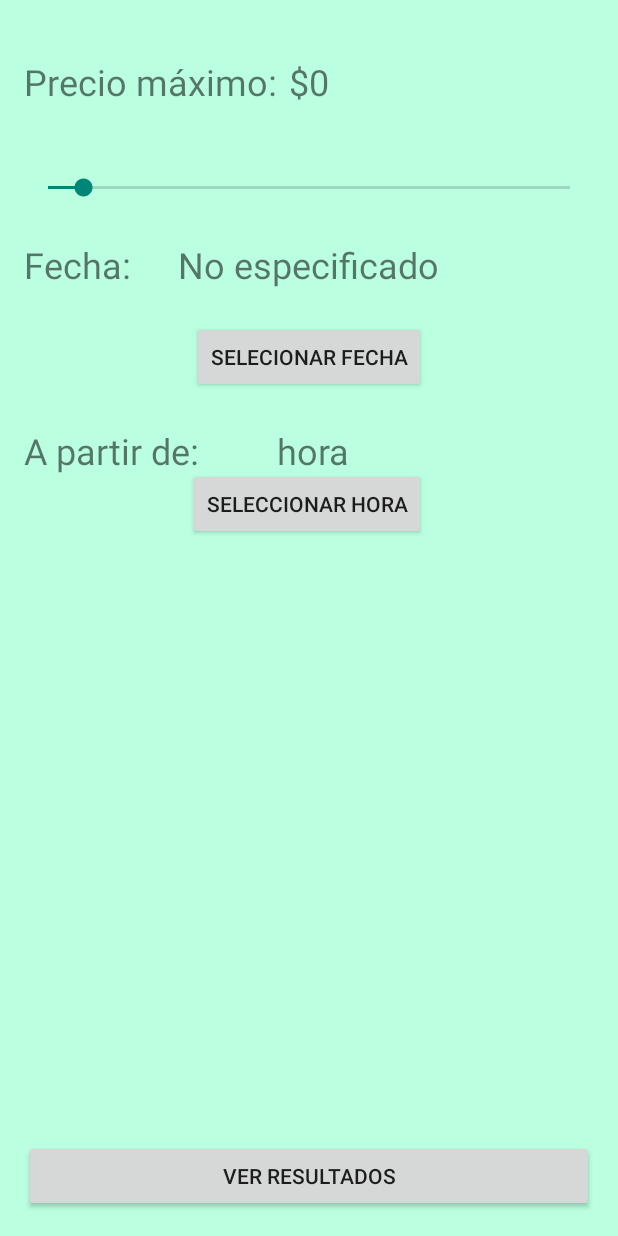
After one commit to CamilaMoscatelli/WhereToGo, an Android app: the filtros screen opened directly, with no data from a screen before it, on a phone screen of 412 x 824 dp. The commit adds this screen. Run offline under Robolectric (Android 15) with nearby library versions, the phone set to English and light mode, and no system bars.

Commit message:
pantalla filtros

```diff
--- a/app/src/main/AndroidManifest.xml
+++ b/app/src/main/AndroidManifest.xml
@@ -1,6 +1,6 @@
 <?xml version="1.0" encoding="utf-8"?>
 <manifest xmlns:android="http://schemas.android.com/apk/res/android"
-    package="com.example.grupo8webir.WhereToGo" >
+    package="com.example.grupo8webir.WhereToGo">
 
     <uses-permission android:name="android.permission.INTERNET" />
 
@@ -8,10 +8,10 @@
         android:allowBackup="true"
         android:icon="@mipmap/ic_launcher"
         android:label="@string/app_name"
-        android:theme="@style/AppTheme" >
+        android:theme="@style/AppTheme">
         <activity
             android:name=".ui.MainActivity"
-            android:label="@string/app_name" >
+            android:label="@string/app_name">
             <intent-filter>
                 <action android:name="android.intent.action.MAIN" />
 
@@ -20,12 +20,11 @@
         </activity>
         <activity
             android:name=".ui.resultsActivity"
-            android:label="@string/title_activity_results" >
-        </activity>
+            android:label="@string/title_activity_results"></activity>
         <activity
             android:name=".ui.ResultsActivity"
-            android:label="@string/title_activity_results" >
-        </activity>
+            android:label="@string/title_activity_results"></activity>
+        <activity android:name=".ui.filtros"></activity>
     </application>
 
 </manifest>
--- a/app/src/main/java/com/example/grupo8webir/WhereToGo/ui/MainActivity.java
+++ b/app/src/main/java/com/example/grupo8webir/WhereToGo/ui/MainActivity.java
@@ -43,4 +43,10 @@ public class MainActivity extends AppCompatActivity {
 
         return super.onOptionsItemSelected(item);
     }
+
+    public void goToFilters(View view){
+        //TODO
+        Intent intent = new Intent(this, filtros.class);
+        startActivity(intent);
+    }
 }
--- /dev/null
+++ b/app/src/main/java/com/example/grupo8webir/WhereToGo/ui/filtros.java
@@ -0,0 +1,135 @@
+package com.example.grupo8webir.WhereToGo.ui;
+
+import android.support.v7.app.AppCompatActivity;
+import android.os.Bundle;
+
+import com.example.grupo8webir.WhereToGo.R;
+import android.app.DatePickerDialog;
+import android.app.Dialog;
+import android.app.TimePickerDialog;
+import android.view.View;
+import android.widget.Button;
+import android.widget.DatePicker;
+import android.widget.SeekBar;
+import android.widget.TextView;
+import android.widget.TimePicker;
+
+import java.util.Calendar;
+
+public class filtros extends AppCompatActivity {
+    SeekBar precio;
+    Button fecha;
+    Button horario;
+    TextView fechaSelect;
+    TextView precioSelect;
+    TextView horaSelect;
+    int anio,mes,dia, hora, minutos;
+    String textohora, textominutos;
+    static final int dialog_id = 0;
+    static final int hora_id = 1;
+
+    //@RequiresApi(api = Build.VERSION_CODES.N)
+    @Override
+    protected void onCreate(Bundle savedInstanceState) {
+        super.onCreate(savedInstanceState);
+        setContentView(R.layout.activity_filtros);
+        showDialogOnButtonClick();
+        final Calendar fActual = Calendar.getInstance();
+        anio = fActual.get(Calendar.YEAR);
+        mes = fActual.get(Calendar.MONTH);
+        dia = fActual.get(Calendar.DAY_OF_MONTH);
+
+        precio = (SeekBar) findViewById(R.id.barraPrecio);
+        precio.setOnSeekBarChangeListener(new SeekBar.OnSeekBarChangeListener() {
+
+
+            @Override
+            public void onProgressChanged(SeekBar seekBar, int progress, boolean fromUser)
+            {
+                //la Seekbar siempre empieza en cero, si queremos que el valor mínimo sea otro podemos modificarlo
+                precioSelect = (TextView) findViewById(R.id.precio);
+                precioSelect.setText("$ " +progress );
+            }
+
+            /**
+             * El usuario inicia la interacción con la Seekbar.
+             */
+            @Override
+            public void onStartTrackingTouch(SeekBar arg0)
+            {
+
+            }
+
+            /**
+             * El usuario finaliza la interacción con la Seekbar.
+             */
+            @Override
+            public void onStopTrackingTouch(SeekBar arg0)
+            {
+
+            }
+        });
+    }
+
+    //Funciones fecha y hora
+    public void showDialogOnButtonClick(){
+        fecha = (Button) findViewById(R.id.botonFecha);
+        fecha.setOnClickListener(
+                new View.OnClickListener(){
+                    @Override
+                    public void onClick(View v){
+                        showDialog(dialog_id);
+                    }
+                });
+        horario = (Button) findViewById(R.id.botonHora);
+        horario.setOnClickListener(
+                new View.OnClickListener(){
+                    @Override
+                    public void onClick(View v){
+                        showDialog(hora_id);
+                    }
+                });
+    }
+    @Override
+    protected Dialog onCreateDialog(int id){
+        if(id == dialog_id){
+            return new DatePickerDialog(this, dpickerListner, anio, mes, dia);
+        }
+        if(id == hora_id){
+            return new TimePickerDialog(this, tpickerListner, hora, minutos, true);
+        }
+        return null;
+    }
+
+    private DatePickerDialog.OnDateSetListener dpickerListner =
+            new DatePickerDialog.OnDateSetListener(){
+                @Override
+                public void onDateSet(DatePicker view, int d,int m, int a ){
+                    anio =a;
+                    mes = m+1;
+                    dia = d;
+                    //Mostrar fecha seleccionada
+                    fechaSelect = (TextView)findViewById(R.id.mostrarFecha);
+                    fechaSelect.setText(anio + "/"+ mes+ "/" + dia);
+                }
+            };
+    private TimePickerDialog.OnTimeSetListener tpickerListner =
+            new TimePickerDialog.OnTimeSetListener(){
+                @Override
+                public void onTimeSet(TimePicker view, int h, int m ){
+                    hora = h;
+                    minutos = m;
+                    //Mostrar hora seleccionada
+                    horaSelect = (TextView)findViewById(R.id.hora);
+                    if (hora<10)
+                        textohora = "0" + hora;
+                    else
+                        textohora = String.valueOf(hora);
+                    if (minutos <10)
+                        textominutos = "0" + minutos;
+                    else
+                        textominutos = String.valueOf(minutos);
+                    horaSelect.setText(textohora + " : "+ textominutos);
+                }
+            };
+}
--- /dev/null
+++ b/app/src/main/res/layout/activity_filtros.xml
@@ -0,0 +1,121 @@
+<?xml version="1.0" encoding="utf-8"?>
+<RelativeLayout xmlns:android="http://schemas.android.com/apk/res/android"
+xmlns:app="http://schemas.android.com/apk/res-auto"
+xmlns:tools="http://schemas.android.com/tools"
+android:id="@+id/activity_pantalla_dos"
+android:layout_width="match_parent"
+android:layout_height="match_parent"
+android:paddingBottom="@dimen/activity_vertical_margin"
+android:paddingLeft="@dimen/activity_horizontal_margin"
+android:paddingRight="@dimen/activity_horizontal_margin"
+android:paddingTop="@dimen/activity_vertical_margin"
+android:background="#baffe0"
+tools:context="com.example.grupo8webir.WhereToGo.ui.filtros">
+
+<TextView
+    android:text="$0"
+    android:layout_width="wrap_content"
+    android:layout_height="wrap_content"
+    android:layout_above="@+id/barraPrecio"
+    android:layout_centerHorizontal="true"
+    android:id="@+id/precio"
+    android:textSize="24sp"/>
+
+<SeekBar
+    style="@android:style/Widget.DeviceDefault.SeekBar"
+    android:layout_width="match_parent"
+    android:layout_height="wrap_content"
+    android:max="1500"
+    android:progress="100"
+    android:id="@+id/barraPrecio"
+    android:layout_marginTop="45dp"
+    android:layout_below="@+id/textView"
+    android:layout_alignParentStart="true" />
+
+<TextView
+    android:text="Precio máximo:"
+    android:layout_width="wrap_content"
+    android:layout_height="wrap_content"
+    android:layout_marginTop="22dp"
+    android:id="@+id/textView"
+    android:textSize="24sp" />
+<!--android:layout_below="@+id/categorias" /> -->
+<!--
+    <Spinner
+        android:layout_width="match_parent"
+        android:layout_height="wrap_content"
+        android:id="@+id/categorias"
+        android:entries="@array/categorias"
+        android:layout_alignParentTop="true"
+        android:layout_alignParentStart="true"
+        android:layout_alignEnd="@+id/precio" /> -->
+
+<Button
+    android:text="Selecionar Fecha"
+    android:layout_width="wrap_content"
+    android:layout_height="wrap_content"
+    android:id="@+id/botonFecha"
+    android:layout_marginTop="21dp"
+    android:layout_below="@+id/mostrarFecha"
+    android:layout_centerHorizontal="true" />
+
+<Button
+    android:text="Seleccionar Hora"
+    android:layout_width="wrap_content"
+    android:layout_height="wrap_content"
+    android:layout_marginTop="50dp"
+    android:id="@+id/botonHora"
+    android:layout_below="@+id/botonFecha"
+    android:layout_alignEnd="@+id/botonFecha" />
+
+<TextView
+    android:text="A partir de:"
+    android:layout_width="wrap_content"
+    android:layout_height="wrap_content"
+    android:layout_below="@+id/botonFecha"
+    android:layout_marginTop="22dp"
+    android:textSize="24sp"
+    android:id="@+id/textView3"
+    android:layout_alignStart="@+id/textView2"
+    android:layout_alignEnd="@+id/mostrarFecha" />
+
+<TextView
+    android:text="hora"
+    android:layout_width="wrap_content"
+    android:layout_height="wrap_content"
+    android:textSize="24sp"
+    android:id="@+id/hora"
+    android:layout_alignBottom="@+id/textView3"
+    android:layout_alignEnd="@+id/botonHora"
+    android:layout_toEndOf="@+id/textView" />
+
+<TextView
+    android:layout_width="wrap_content"
+    android:layout_height="wrap_content"
+    android:textSize="24sp"
+    android:id="@+id/mostrarFecha"
+    android:text="No especificado"
+    android:layout_alignBaseline="@+id/textView2"
+    android:layout_alignBottom="@+id/textView2"
+    android:layout_centerHorizontal="true" />
+
+<TextView
+    android:text="Fecha:"
+    android:layout_width="wrap_content"
+    android:layout_height="wrap_content"
+    android:layout_marginTop="26dp"
+    android:id="@+id/textView2"
+    android:textSize="24sp"
+    android:layout_below="@+id/barraPrecio"
+    android:layout_alignParentStart="true" />
+
+<Button
+    android:text="Ver resultados"
+    android:layout_width="match_parent"
+    android:layout_height="wrap_content"
+    android:layout_alignParentBottom="true"
+    android:layout_alignParentStart="true"
+    android:id="@+id/resultados" />
+
+
+</RelativeLayout>
--- a/app/src/main/res/layout/activity_main.xml
+++ b/app/src/main/res/layout/activity_main.xml
@@ -44,6 +44,7 @@
         android:layout_width="200dp"
         android:layout_height="100dp"
         android:text="@string/startAppButton"
+        android:onClick="goToFilters"
         style="@style/button_text"
         android:background="@android:color/transparent"
         android:id="@+id/button"
--- a/build.gradle
+++ b/build.gradle
@@ -5,7 +5,7 @@ buildscript {
         jcenter()
     }
     dependencies {
-        classpath 'com.android.tools.build:gradle:1.3.0'
+        classpath 'com.android.tools.build:gradle:2.2.2'
 
         // NOTE: Do not place your application dependencies here; they belong
         // in the individual module build.gradle files
```
Also changed, not shown: gradle/wrapper/gradle-wrapper.properties, 1 other file.
